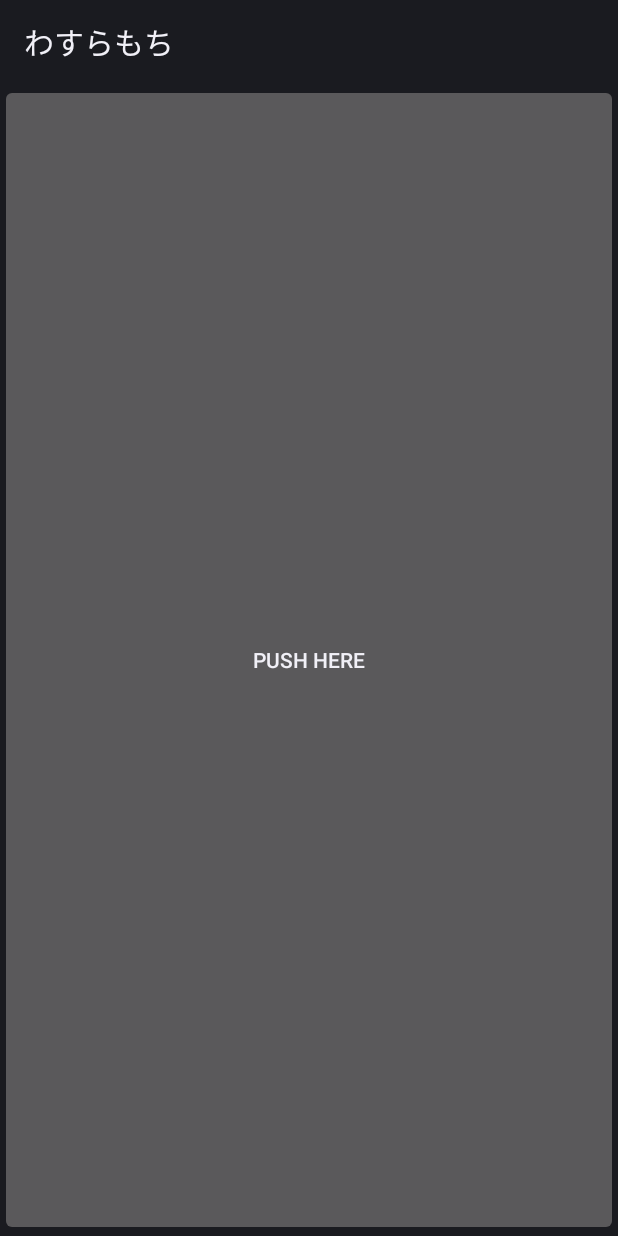
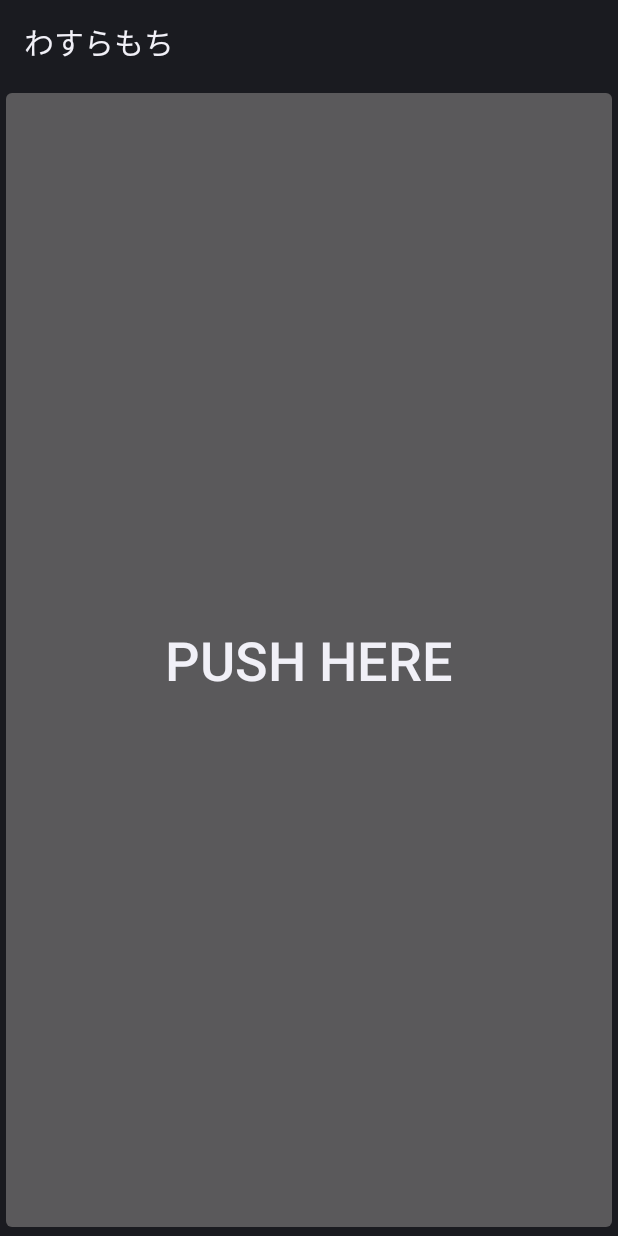
Before and after one commit to angelescom08/wasuramoti-android, an Android app: the layout main.xml on its own in the app's theme, with its tools: preview values and no code run, on a phone screen of 412 x 824 dp. Run offline under Robolectric (Android 15) with nearby library versions, the phone set to English and light mode, and no system bars.

```diff
--- a/src/main/res/layout/main.xml
+++ b/src/main/res/layout/main.xml
@@ -6,5 +6,7 @@
     <Button android:id="@+id/read_button"
             android:layout_width="fill_parent"
             android:layout_height="fill_parent"
-            android:text="Push Here" />
+            android:text="Push Here"
+            android:textSize="36dp"
+            />
 </LinearLayout>
--- a/src/main/res/values/strings.xml
+++ b/src/main/res/values/strings.xml
@@ -1,7 +1,6 @@
 <?xml version="1.0" encoding="utf-8"?>
 <resources>
   <string name="app_name">わすらもち</string>
-  <string name="app_version">0.0.0 beta</string>
 
   <string name="button_ok">OK</string>
   <string name="button_cancel">キャンセル</string>
@@ -58,4 +57,9 @@
   <string name="fudasetedit_titleempty">タイトルが空白です</string>
   <string name="fudasetedit_titleduplicated">すでに同じタイトルの札セットが存在します</string>
   <string name="fudasetedit_setempty">決まり字に該当する札がありません</string>
+
+  <string name="message_readindex" formatted="false">%d / %d 首目</string>
+
+  <string name="fudaset_title_all">全部の札</string>
+  <string name="fudaset_title_one">一字札</string>
 </resources>
```
Also changed, not shown: 5 other files.
